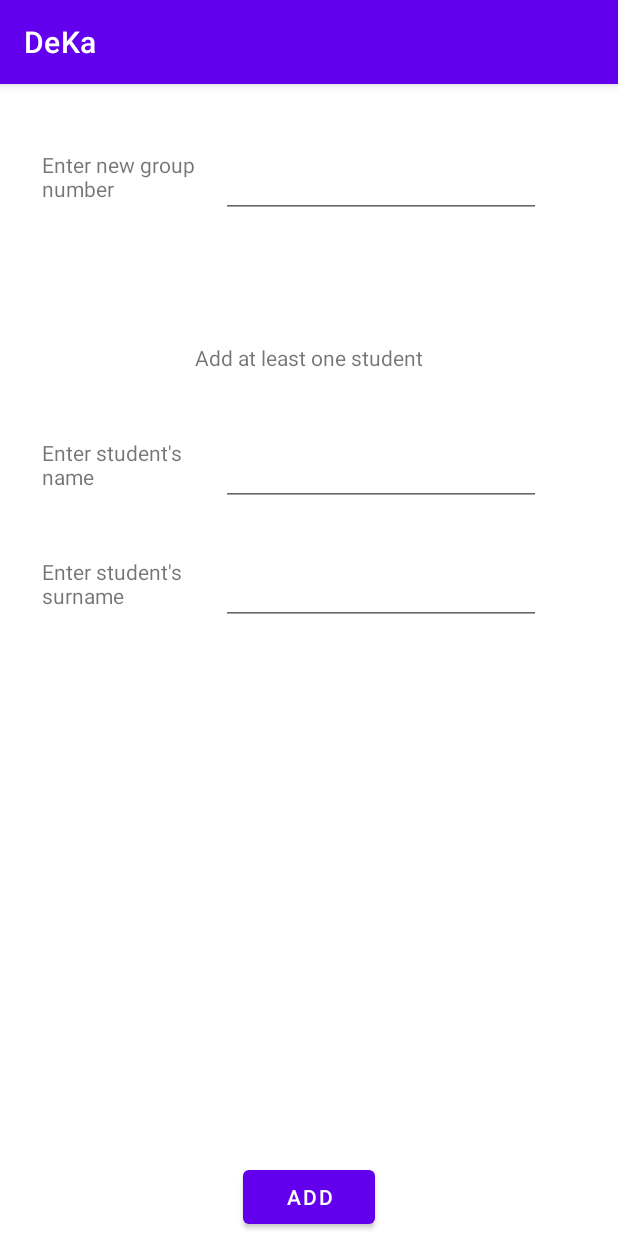
After one commit to fedyuchuktimothey/DeKa, an Android app: the AddGroupFragment screen opened through its navigation route, on a phone screen of 412 x 824 dp. The commit adds this screen. Run offline under Robolectric (Android 15) with nearby library versions, the phone set to English and light mode, and no system bars; our stand-ins replace Firebase (no records; nobody signed in at launch, a user with empty details on screens opened directly).

Commit message:
Add function Add Group

```diff
--- /dev/null
+++ b/app/src/main/java/com/example/deka/fragments/groups_functions/AddGroupFragment.kt
@@ -0,0 +1,45 @@
+package com.example.deka.fragments.groups_functions
+
+import android.os.Bundle
+import android.view.LayoutInflater
+import android.view.View
+import android.view.ViewGroup
+import android.widget.Button
+import android.widget.EditText
+import androidx.fragment.app.Fragment
+import androidx.navigation.Navigation
+import androidx.navigation.fragment.NavHostFragment
+import com.example.deka.R
+import com.google.firebase.firestore.ktx.firestore
+import com.google.firebase.ktx.Firebase
+import java.util.HashMap
+
+class AddGroupFragment: Fragment() {
+    override fun onCreateView(
+        inflater: LayoutInflater,
+        container: ViewGroup?,
+        savedInstanceState: Bundle?
+    ): View? {
+        val view = inflater.inflate(R.layout.fragment_add_group, container, false)
+        val studName = view.findViewById(R.id.addOneStudName) as EditText
+        val studSurname = view.findViewById(R.id.addOneStudSurname) as EditText
+        val addConcreteGroup = view.findViewById(R.id.addConcreteGroup) as Button
+        val db = Firebase.firestore
+        addConcreteGroup.setOnClickListener{
+            val student = HashMap<String, Any>()
+            student["name"] = studName.text.toString()
+            student["surname"] = studSurname.text.toString()
+            student["group"] = addConcreteGroup.text.toString()
+            db.collection("Students").document("${studSurname.text} ${studName.text}")
+                .set(student)
+                .addOnSuccessListener { documentReference ->
+                    //  Log.d(TAG, "DocumentSnapshot added with ID: ${documentReference.id}")
+                }
+                .addOnFailureListener { e ->
+                    // Log.w(TAG, "Error adding document", e)
+                }
+            NavHostFragment.findNavController(this).navigate(R.id.studFunctionsFragment)
+        }
+        return view
+    }
+}
--- a/app/src/main/java/com/example/deka/fragments/groups_functions/GroupsFunctionsFragment.kt
+++ b/app/src/main/java/com/example/deka/fragments/groups_functions/GroupsFunctionsFragment.kt
@@ -19,6 +19,9 @@ class GroupsFunctionsFragment: Fragment() {
         // Remove certain group
         val groupRemove = view.findViewById(R.id.groupRemove) as Button
         groupRemove.setOnClickListener(Navigation.createNavigateOnClickListener(R.id.removeGroupFragment, null))
+        // Add  group
+        val addGroup = view.findViewById(R.id.addGroup) as Button
+        addGroup.setOnClickListener(Navigation.createNavigateOnClickListener(R.id.addGroupFragment, null))
         return view
     }
 }
--- /dev/null
+++ b/app/src/main/res/layout/fragment_add_group.xml
@@ -0,0 +1,91 @@
+<?xml version="1.0" encoding="utf-8"?>
+<androidx.constraintlayout.widget.ConstraintLayout xmlns:android="http://schemas.android.com/apk/res/android"
+    xmlns:app="http://schemas.android.com/apk/res-auto"
+    xmlns:tools="http://schemas.android.com/tools"
+    android:layout_width="match_parent"
+    android:layout_height="match_parent">
+
+    <TextView
+        android:id="@+id/textView33"
+        android:layout_width="103dp"
+        android:layout_height="wrap_content"
+        android:layout_marginStart="28dp"
+        android:layout_marginTop="44dp"
+        android:text="Enter new group number"
+        app:layout_constraintStart_toStartOf="parent"
+        app:layout_constraintTop_toTopOf="parent" />
+
+    <EditText
+        android:id="@+id/addGroupNumber"
+        android:layout_width="wrap_content"
+        android:layout_height="wrap_content"
+        android:layout_marginStart="16dp"
+        android:ems="10"
+        android:inputType="textPersonName"
+        app:layout_constraintStart_toEndOf="@+id/textView33"
+        app:layout_constraintTop_toTopOf="@+id/textView33" />
+
+    <Button
+        android:id="@+id/addConcreteGroup"
+        android:layout_width="wrap_content"
+        android:layout_height="wrap_content"
+        android:layout_marginStart="2dp"
+        android:layout_marginEnd="2dp"
+        android:layout_marginBottom="2dp"
+        android:text="Add"
+        app:layout_constraintBottom_toBottomOf="parent"
+        app:layout_constraintEnd_toEndOf="parent"
+        app:layout_constraintStart_toStartOf="parent" />
+
+    <TextView
+        android:id="@+id/textView34"
+        android:layout_width="wrap_content"
+        android:layout_height="wrap_content"
+        android:layout_marginStart="2dp"
+        android:layout_marginTop="83dp"
+        android:layout_marginEnd="2dp"
+        android:text="Add at least one student"
+        app:layout_constraintEnd_toEndOf="parent"
+        app:layout_constraintStart_toStartOf="parent"
+        app:layout_constraintTop_toBottomOf="@+id/addGroupNumber" />
+
+    <TextView
+        android:id="@+id/textView35"
+        android:layout_width="103dp"
+        android:layout_height="wrap_content"
+        android:layout_marginStart="28dp"
+        android:layout_marginTop="44dp"
+        android:text="Enter student's name"
+        app:layout_constraintStart_toStartOf="parent"
+        app:layout_constraintTop_toBottomOf="@+id/textView34" />
+
+    <TextView
+        android:id="@+id/textView36"
+        android:layout_width="103dp"
+        android:layout_height="wrap_content"
+        android:layout_marginTop="44dp"
+        android:text="Enter student's surname"
+        app:layout_constraintEnd_toEndOf="@+id/textView35"
+        app:layout_constraintStart_toStartOf="@+id/textView35"
+        app:layout_constraintTop_toBottomOf="@+id/textView35" />
+
+    <EditText
+        android:id="@+id/addOneStudName"
+        android:layout_width="wrap_content"
+        android:layout_height="wrap_content"
+        android:layout_marginStart="16dp"
+        android:ems="10"
+        android:inputType="textPersonName"
+        app:layout_constraintStart_toEndOf="@+id/textView35"
+        app:layout_constraintTop_toTopOf="@+id/textView35" />
+
+    <EditText
+        android:id="@+id/addOneStudSurname"
+        android:layout_width="wrap_content"
+        android:layout_height="wrap_content"
+        android:layout_marginStart="16dp"
+        android:ems="10"
+        android:inputType="textPersonName"
+        app:layout_constraintStart_toEndOf="@+id/textView36"
+        app:layout_constraintTop_toTopOf="@+id/textView36" />
+</androidx.constraintlayout.widget.ConstraintLayout>
--- a/app/src/main/res/navigation/navigation.xml
+++ b/app/src/main/res/navigation/navigation.xml
@@ -105,6 +105,9 @@
         <action
             android:id="@+id/action_groupsFunctionsFragment_to_removeGroup"
             app:destination="@id/removeGroupFragment" />
+        <action
+            android:id="@+id/action_groupsFunctionsFragment_to_addGroupFragment"
+            app:destination="@id/addGroupFragment" />
     </fragment>
     <fragment
         android:id="@+id/studPerforFragment"
@@ -157,4 +160,13 @@
             android:id="@+id/action_removeGroup_to_groupsFunctionsFragment"
             app:destination="@id/groupsFunctionsFragment" />
     </fragment>
+    <fragment
+        android:id="@+id/addGroupFragment"
+        android:name="com.example.deka.fragments.groups_functions.AddGroupFragment"
+        android:label="AddGroupFragment"
+        tools:layout="@layout/fragment_add_group">
+        <action
+            android:id="@+id/action_addGroupFragment_to_groupsFunctionsFragment"
+            app:destination="@id/groupsFunctionsFragment" />
+    </fragment>
 </navigation>
```
